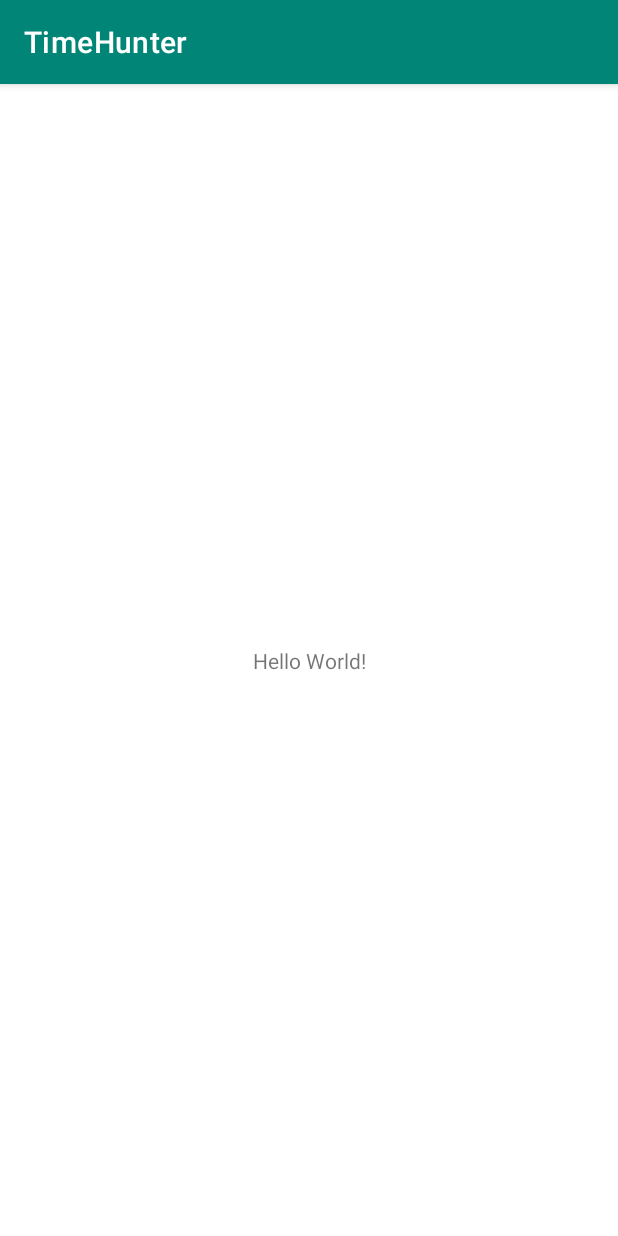
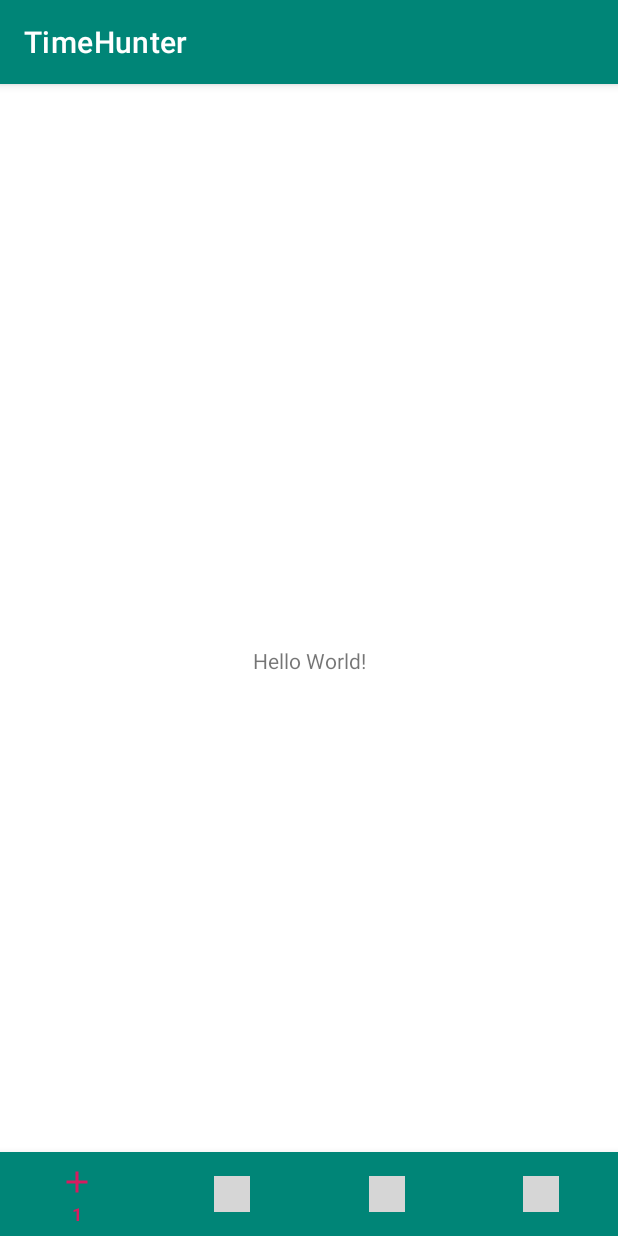
Before and after one commit to michaelSetnyk/time_hunter, an Android app: the screen it shows after launch (MainActivity), on a phone screen of 412 x 824 dp. Run offline under Robolectric (Android 15) with nearby library versions, the phone set to English and light mode, and no system bars; grey boxes are pictures that could not be loaded.

Commit message:
learning icons and material design

```diff
--- /dev/null
+++ b/app/src/main/res/drawable/ic_add_black_24dp.xml
@@ -0,0 +1,9 @@
+<vector xmlns:android="http://schemas.android.com/apk/res/android"
+        android:width="24dp"
+        android:height="24dp"
+        android:viewportWidth="24.0"
+        android:viewportHeight="24.0">
+    <path
+        android:fillColor="#FF000000"
+        android:pathData="M19,13h-6v6h-2v-6H5v-2h6V5h2v6h6v2z"/>
+</vector>
--- a/app/src/main/res/layout/activity_main.xml
+++ b/app/src/main/res/layout/activity_main.xml
@@ -15,4 +15,19 @@
         app:layout_constraintRight_toRightOf="parent"
         app:layout_constraintTop_toTopOf="parent" />
 
+    <FrameLayout
+        android:layout_width="match_parent"
+        android:layout_height="match_parent">
+
+    <com.google.android.material.bottomnavigation.BottomNavigationView
+        android:id="@+id/bottom_navigation"
+        android:layout_width="match_parent"
+        android:layout_height="wrap_content"
+        android:layout_gravity="bottom"
+        android:background="@color/colorPrimary"
+        app:itemIconTint="@color/colorAccent"
+        app:itemTextColor="@color/colorAccent"
+        app:menu="@menu/bottom_navigation_menu" />
+    </FrameLayout>
+
 </androidx.constraintlayout.widget.ConstraintLayout>
--- /dev/null
+++ b/app/src/main/res/menu/bottom_navigation_menu.xml
@@ -0,0 +1,15 @@
+<?xml version="1.0" encoding="utf-8"?>
+<menu xmlns:android="http://schemas.android.com/apk/res/android">
+    <item android:title="1"
+        android:id="@+id/bottomNavigationAlarmMenuId"
+        android:icon="@drawable/ic_add_black_24dp"/>
+    <item android:title="2"
+        android:id="@+id/bottomNavigationClockMenuId"
+        android:icon="@drawable/clock_vector_icon"/>
+    <item android:title="3"
+        android:id="@+id/bottomNavigationTimerMenuId"
+        android:icon="@drawable/timer_vector_icon"/>
+    <item android:title="4"
+        android:id="@+id/bottomNavigationStopWatchMenuId"
+        android:icon="@drawable/stopwatch_vector_icon"/>
+</menu>
```
